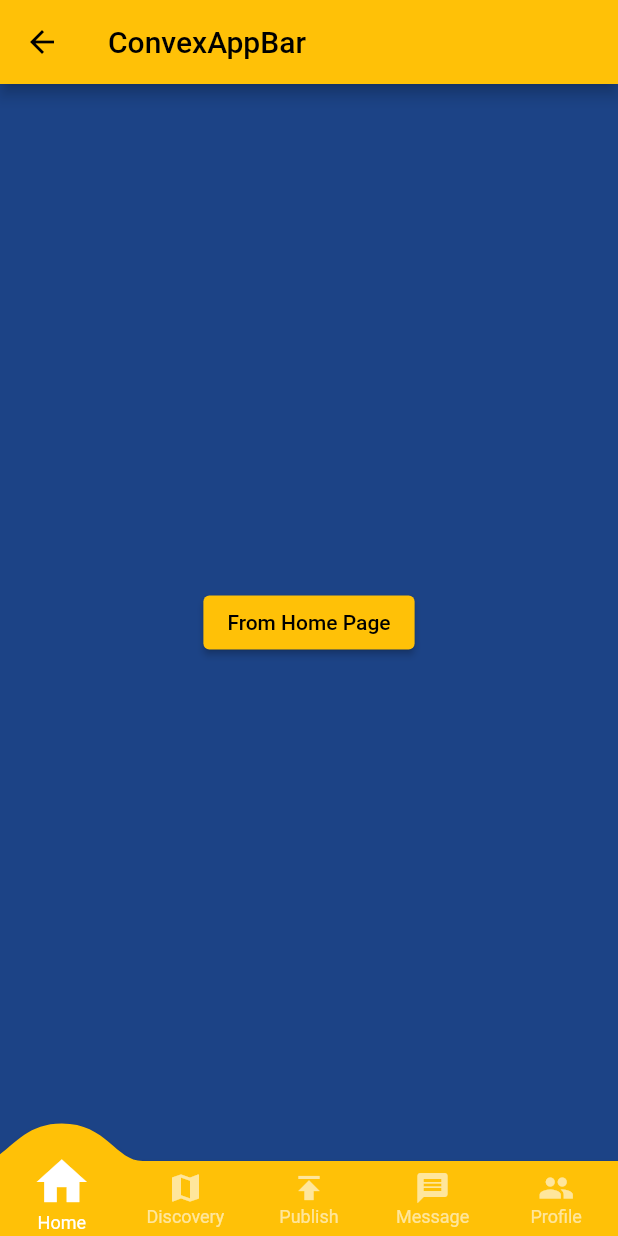
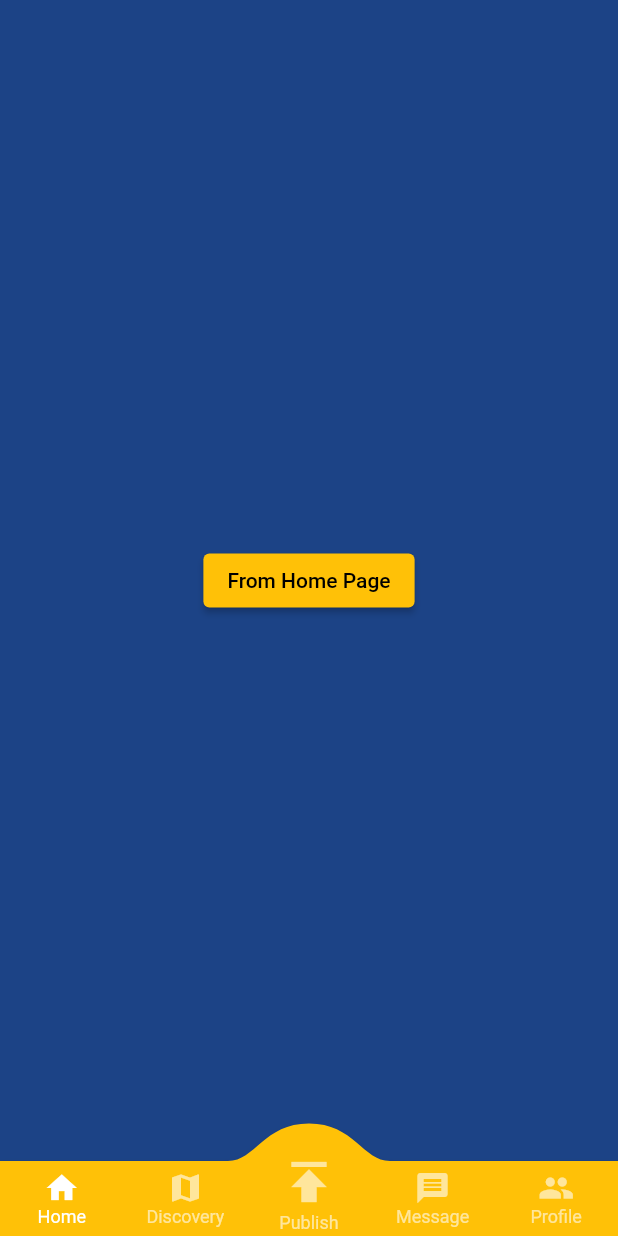
Before and after one commit to F29SO-Amber/Amber, a Flutter app: the ConvexAppBarDemo screen opened by its route, after a tap on "Home", on a phone screen of 412 x 824 dp. Run offline on Flutter 3.47's test engine with Material 2 defaults, Android fonts, the phone set to English and light mode, and no system bars; drawn by our look-alikes of convex_bottom_bar; our stand-ins replace cloud_firestore, email_validator, firebase_auth, firebase_core, flutter_login, font_awesome_flutter; accounts and stored records are empty.

Commit message:
Fixing the double scaffold issue

```diff
--- a/lib/main.dart
+++ b/lib/main.dart
@@ -31,7 +31,7 @@ class MyApp extends StatelessWidget {
         textSelectionTheme:
             const TextSelectionThemeData(cursorColor: Colors.orange),
       ),
-      initialRoute: LoginScreen.id,
+      initialRoute: ConvexAppBarDemo.id,
       routes: {
         LoginScreen.id: (context) => const LoginScreen(),
         ProfilePage.id: (context) => const ProfilePage(),
--- a/lib/screens/navbar.dart
+++ b/lib/screens/navbar.dart
@@ -21,7 +21,7 @@ class ConvexAppBarDemo extends StatefulWidget {
 class _ConvexAppBarDemoState extends State<ConvexAppBarDemo>
     with SingleTickerProviderStateMixin {
   late TabController _tabController;
-  int _selectedIndex = 0;
+  int _selectedIndex = 4;
 
   final List<GlobalKey<NavigatorState>> _navigatorKeys = [
     homePageNavigatorKey,
@@ -31,7 +31,7 @@ class _ConvexAppBarDemoState extends State<ConvexAppBarDemo>
     profileNavigatorKey,
   ];
 
-  Future<bool> _systemBackButtonPressed() {
+  Future<bool> _systemBackButtonPressed() async {
     if (_navigatorKeys[_selectedIndex].currentState!.canPop()) {
       _navigatorKeys[_selectedIndex]
           .currentState!
@@ -52,10 +52,10 @@ class _ConvexAppBarDemoState extends State<ConvexAppBarDemo>
   Widget build(BuildContext context) {
     return WillPopScope(
         child: Scaffold(
-          appBar: AppBar(
-            title: const Text('ConvexAppBar'),
-            backgroundColor: kAppColor,
-          ),
+          // appBar: AppBar(
+          //   title: const Text('ConvexAppBar'),
+          //   backgroundColor: kAppColor,
+          // ),
           body: SafeArea(
             top: false,
             child: IndexedStack(
@@ -77,7 +77,8 @@ class _ConvexAppBarDemoState extends State<ConvexAppBarDemo>
               TabItem<IconData>(icon: Icons.message, title: 'Message'),
               TabItem<IconData>(icon: Icons.people, title: 'Profile'),
             ],
-            style: TabStyle.react,
+            style: TabStyle.fixed,
+            initialActiveIndex: 3,
             curve: Curves.bounceInOut,
             backgroundColor: Colors.amber,
             gradient: null,
--- a/lib/screens/profile.dart
+++ b/lib/screens/profile.dart
@@ -14,22 +14,45 @@ class ProfilePage extends StatefulWidget {
 
 class _ProfilePageState extends State<ProfilePage> {
   @override
+  // Widget build(BuildContext context) {
+  //   return Scaffold(
+  //     backgroundColor: createRandomColor(),
+  //     body: Center(
+  //       child: ElevatedButton(
+  //         child: const Text('Sign Out'),
+  //         onPressed: () {
+  //           AuthenticationHelper.signOutUser();
+  //           Navigator.of(context, rootNavigator: true).pushReplacement(
+  //               MaterialPageRoute(builder: (context) => new LoginScreen()));
+  //         },
+  //         style: ElevatedButton.styleFrom(
+  //           primary: Colors.amber, // background
+  //           onPrimary: Colors.black, // foreground
+  //         ),
+  //       ),
+  //     ),
+  //   );
+  // }
+
   Widget build(BuildContext context) {
     return Scaffold(
-      backgroundColor: createRandomColor(),
-      body: Center(
-        child: ElevatedButton(
-          child: const Text('Sign Out'),
-          onPressed: () {
-            AuthenticationHelper.signOutUser();
-            Navigator.of(context, rootNavigator: true).pushReplacement(
-                MaterialPageRoute(builder: (context) => new LoginScreen()));
-          },
-          style: ElevatedButton.styleFrom(
-            primary: Colors.amber, // background
-            onPrimary: Colors.black, // foreground
+      appBar: AppBar(
+        title: const Text(
+          '@username',
+          style: TextStyle(fontSize: 18, color: Colors.white),
+        ),
+        actions: [
+          GestureDetector(
+            child: const Icon(Icons.logout_outlined),
+            onTap: () {
+              AuthenticationHelper.signOutUser();
+              Navigator.of(context, rootNavigator: true).pushReplacement(
+                MaterialPageRoute(builder: (context) => const LoginScreen()),
+              );
+            },
           ),
-        ),
+        ],
+        backgroundColor: kAppColor,
       ),
     );
   }
```
